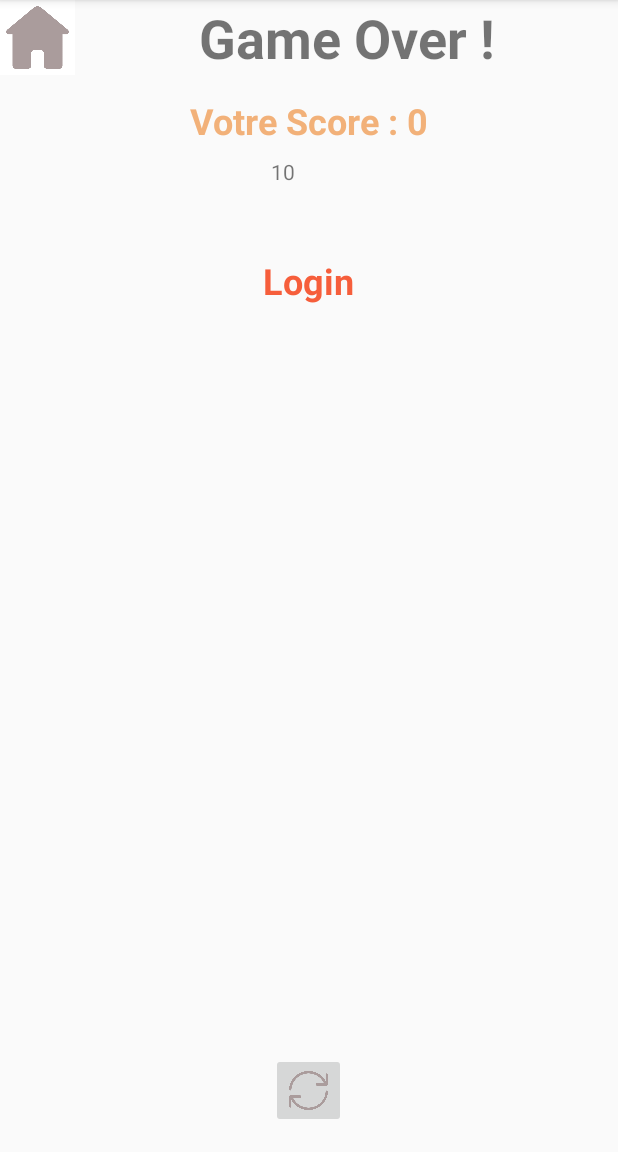
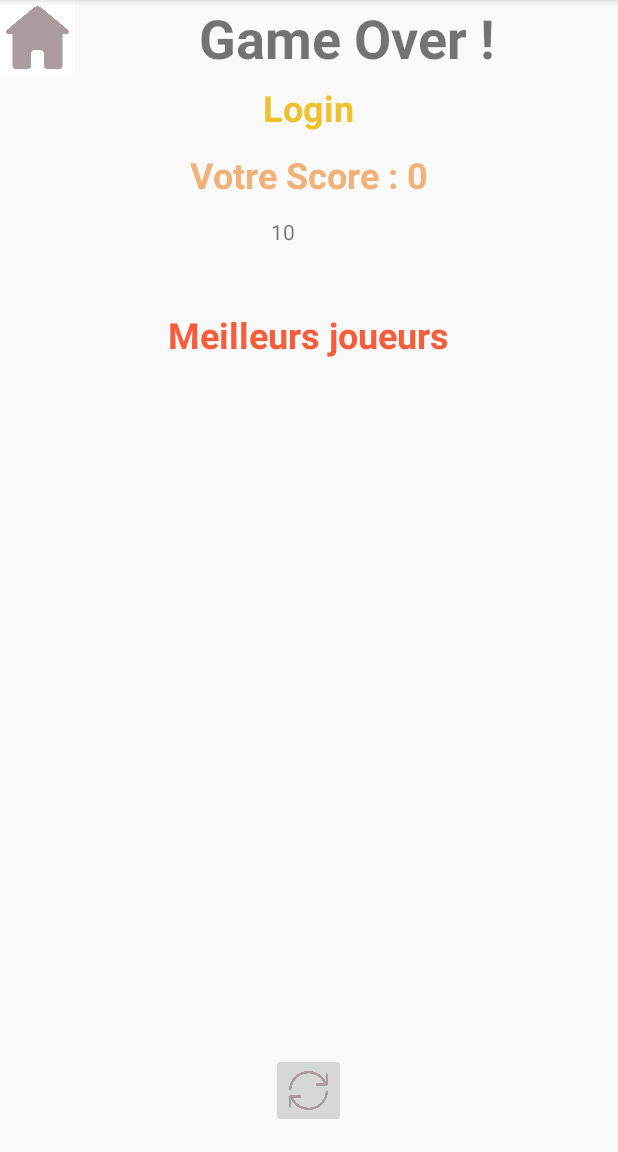
Before and after one commit to arthurdouillard85/2048, an Android app: the screen it shows after launch (GameOver), after a tap on an icon or button, on a phone screen of 412 x 824 dp, the part 84-1236 px from its top. Run offline under Robolectric (Android 15) with nearby library versions, the phone set to English and light mode, and no system bars.

Commit message:
MaJ visuel game over

```diff
--- a/app/src/main/java/com/example/a2048/GameOver.java
+++ b/app/src/main/java/com/example/a2048/GameOver.java
@@ -31,7 +31,7 @@ public class GameOver extends AppCompatActivity {
         if (intent != null) {
             Bundle bundle = intent.getExtras();
             EndGame p = (EndGame) bundle.getSerializable("STATS");
-            binding.textMeilleurJoueur.setText(p.getNomJoueur());
+            binding.pseudoJoueur.setText(p.getNomJoueur());
             binding.textBestTile.setText(Integer.toString(p.getBestTile()));
             binding.textScore.setText(getString(R.string.end_score) + " " + p.getScore());
         }
--- a/app/src/main/res/layout/activity_game_over.xml
+++ b/app/src/main/res/layout/activity_game_over.xml
@@ -46,11 +46,23 @@
     </LinearLayout>
 
     <TextView
+        android:id="@+id/pseudoJoueur"
+        android:layout_width="wrap_content"
+        android:layout_height="wrap_content"
+        android:layout_centerHorizontal="true"
+        android:layout_marginTop="55dp"
+        android:textSize="24sp"
+        android:textStyle="bold"
+        android:textColor="@color/color_tile_2048"
+        android:text="Pseudo" />
+
+    <TextView
         android:id="@+id/textScore"
         android:layout_width="wrap_content"
         android:layout_height="wrap_content"
         android:layout_centerHorizontal="true"
-        android:layout_marginTop="64dp"
+        android:layout_marginTop="12dp"
+        android:layout_below="@id/pseudoJoueur"
         android:textSize="24sp"
         android:textStyle="bold"
         android:textColor="@color/color_tile_8"
@@ -62,7 +74,7 @@
         android:layout_height="50dp"
         android:layout_below="@id/textScore"
         android:layout_centerHorizontal="true"
-        android:layout_marginTop="8dp"
+        android:layout_marginTop="12dp"
         android:text="best Case : " />
 
     <TextView
@@ -71,7 +83,7 @@
         android:layout_height="wrap_content"
         android:layout_below="@id/textBestTile"
         android:layout_centerHorizontal="true"
-        android:layout_marginTop="16dp"
+        android:layout_marginTop="12dp"
         android:textSize="24sp"
         android:textStyle="bold"
         android:textColor="@color/color_tile_64"
```
